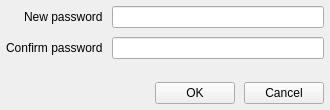
Above: src/toxphone_config/widgets/password_window.ui from hkarel/ToxPhone before the change. Below: the same form after it.
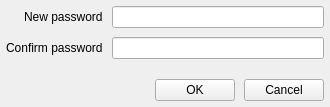
That is the form after the change.

The edit to the form file:
```diff
--- a/src/toxphone_config/widgets/password_window.ui
+++ b/src/toxphone_config/widgets/password_window.ui
@@ -7,7 +7,7 @@
     <x>0</x>
     <y>0</y>
     <width>330</width>
-    <height>110</height>
+    <height>107</height>
    </rect>
   </property>
   <property name="windowTitle">
```
